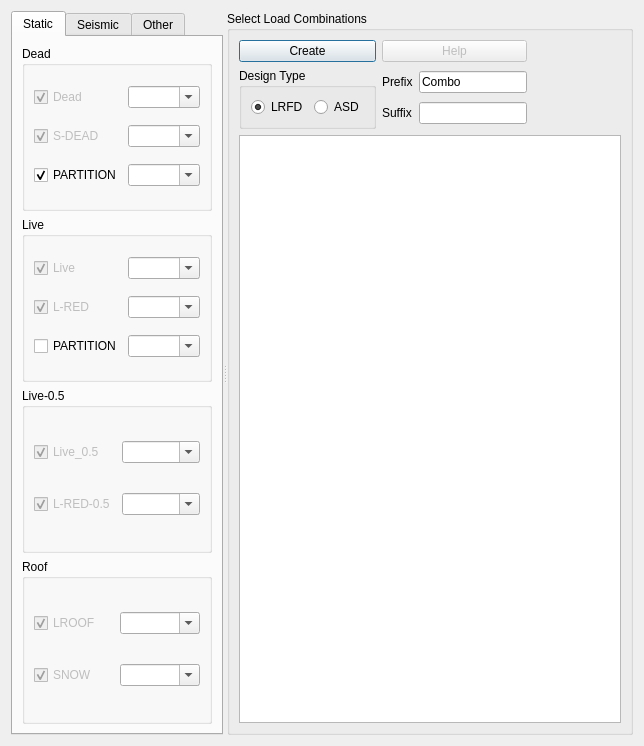
The window that widgets/define/create_load_combinations.ui (ebrahimraeyat/civilTools) describes before a commit, drawn with Qt 5.
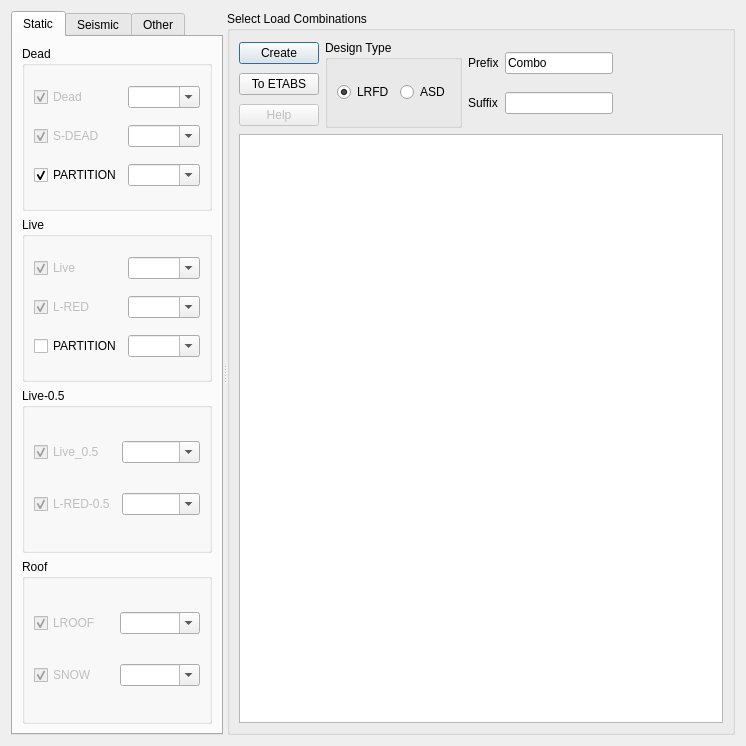
The same window after the commit. Icons and pictures are not drawn.

Commit message: Adding export to etabs for load combinations

Diff of the .ui file:
```diff
--- a/widgets/define/create_load_combinations.ui
+++ b/widgets/define/create_load_combinations.ui
@@ -6,7 +6,7 @@
    <rect>
     <x>0</x>
     <y>0</y>
-    <width>644</width>
+    <width>746</width>
     <height>746</height>
    </rect>
   </property>
@@ -565,36 +565,13 @@
          <property name="text">
           <string>Create</string>
          </property>
-        </widget>
-       </item>
-       <item row="0" column="1">
-        <widget class="QPushButton" name="help">
-         <property name="enabled">
-          <bool>false</bool>
-         </property>
-         <property name="text">
-          <string>Help</string>
-         </property>
          <property name="icon">
           <iconset resource="../../civiltools.qrc">
            <normaloff>:/civiltools/images/help.png</normaloff>:/civiltools/images/help.png</iconset>
          </property>
         </widget>
        </item>
-       <item row="0" column="2" rowspan="2">
-        <spacer name="horizontalSpacer">
-         <property name="orientation">
-          <enum>Qt::Horizontal</enum>
-         </property>
-         <property name="sizeHint" stdset="0">
-          <size>
-           <width>38</width>
-           <height>78</height>
-          </size>
-         </property>
-        </spacer>
-       </item>
-       <item row="1" column="0">
+       <item row="0" column="1" rowspan="3">
         <widget class="QGroupBox" name="groupBox_9">
          <property name="title">
           <string>Design Type</string>
@@ -620,7 +597,7 @@
          </layout>
         </widget>
        </item>
-       <item row="1" column="1">
+       <item row="0" column="2" rowspan="3">
         <layout class="QGridLayout" name="gridLayout_5">
          <item row="0" column="0">
           <widget class="QLabel" name="label_3">
@@ -652,7 +629,48 @@
          </item>
         </layout>
        </item>
-       <item row="2" column="0" colspan="3">
+       <item row="0" column="3" rowspan="3">
+        <spacer name="horizontalSpacer">
+         <property name="orientation">
+          <enum>Qt::Horizontal</enum>
+         </property>
+         <property name="sizeHint" stdset="0">
+          <size>
+           <width>43</width>
+           <height>88</height>
+          </size>
+         </property>
+        </spacer>
+       </item>
+       <item row="1" column="0">
+        <widget class="QPushButton" name="export_to_etabs_button">
+         <property name="toolTip">
+          <string>Export Selected Load Combinations To ETABS Model</string>
+         </property>
+         <property name="text">
+          <string>To ETABS</string>
+         </property>
+         <property name="icon">
+          <iconset resource="../../civiltools.qrc">
+           <normaloff>:/civiltools/images/etabs.png</normaloff>:/civiltools/images/etabs.png</iconset>
+         </property>
+        </widget>
+       </item>
+       <item row="2" column="0">
+        <widget class="QPushButton" name="help">
+         <property name="enabled">
+          <bool>false</bool>
+         </property>
+         <property name="text">
+          <string>Help</string>
+         </property>
+         <property name="icon">
+          <iconset resource="../../civiltools.qrc">
+           <normaloff>:/civiltools/images/help.png</normaloff>:/civiltools/images/help.png</iconset>
+         </property>
+        </widget>
+       </item>
+       <item row="3" column="0" colspan="4">
         <widget class="QTreeView" name="load_combinations_view">
          <property name="alternatingRowColors">
           <bool>false</bool>
```
Left out of the diff: 2 changed lines with no effect on the pictures. The commit also changes 2 other files.
